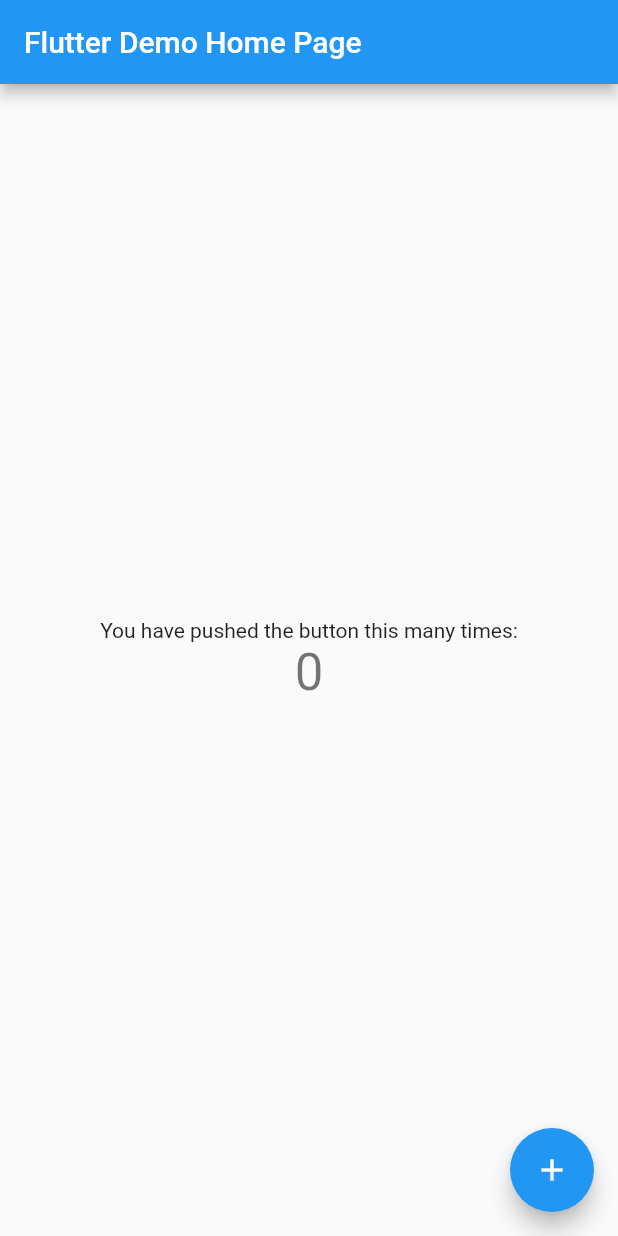
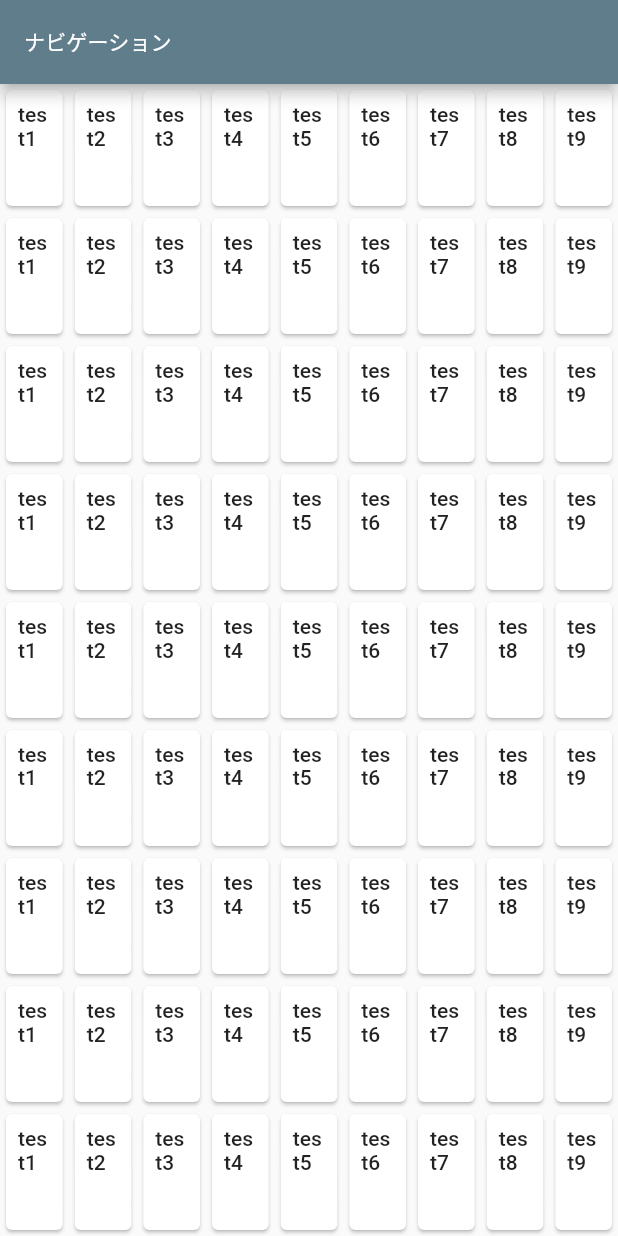
Before and after one commit to yamap62/flutter_sample, a Flutter app: the screen it shows after launch, on a phone screen of 412 x 824 dp. Run offline on Flutter 3.47's test engine with Material 2 defaults, Android fonts, the phone set to English and light mode, and no system bars.

Commit message:
create first page sheet

```diff
--- /dev/null
+++ b/lib/components/panel.dart
@@ -0,0 +1,45 @@
+import 'package:flutter/material.dart';
+
+class Panel extends StatefulWidget {
+  Panel({Key? key, required this.text}) : super(key: key);
+  final String text;
+  @override
+  _PanelState createState() => _PanelState();
+}
+
+class _PanelState extends State<Panel> {
+  @override
+  Widget build(BuildContext context) {
+    final textTheme = Theme.of(context).textTheme;
+
+    return Expanded(
+      child: Card(
+        child: Stack(
+          children: [
+            Column(
+              crossAxisAlignment: CrossAxisAlignment.stretch,
+              children: [
+                Padding(
+                  padding: const EdgeInsets.all(8),
+                  child: Column(
+                    crossAxisAlignment: CrossAxisAlignment.start,
+                    children: [
+                      Text(
+                        widget.text,
+                        style: textTheme.bodyText1,
+                      ),
+                    ],
+                  ),
+                ),
+              ],
+            ),
+            InkWell(
+              splashColor: Colors.black38,
+              onTap: () {},
+            ),
+          ],
+        ),
+      ),
+    );
+  }
+}
--- a/lib/main.dart
+++ b/lib/main.dart
@@ -1,113 +1,19 @@
 import 'package:flutter/material.dart';
+import 'package:sample_app/pages/all_panel.dart';
 
 void main() {
-  runApp(MyApp());
+  runApp(SampleApp());
 }
 
-class MyApp extends StatelessWidget {
-  // This widget is the root of your application.
+class SampleApp extends StatelessWidget {
   @override
   Widget build(BuildContext context) {
     return MaterialApp(
-      title: 'Flutter Demo',
+      title: 'Mandala Chart',
       theme: ThemeData(
-        // This is the theme of your application.
-        //
-        // Try running your application with "flutter run". You'll see the
-        // application has a blue toolbar. Then, without quitting the app, try
-        // changing the primarySwatch below to Colors.green and then invoke
-        // "hot reload" (press "r" in the console where you ran "flutter run",
-        // or simply save your changes to "hot reload" in a Flutter IDE).
-        // Notice that the counter didn't reset back to zero; the application
-        // is not restarted.
-        primarySwatch: Colors.blue,
+        primarySwatch: Colors.blueGrey,
       ),
-      home: MyHomePage(title: 'Flutter Demo Home Page'),
+      home: AllPanelPage(),
     );
   }
 }
-
-class MyHomePage extends StatefulWidget {
-  MyHomePage({Key? key, required this.title}) : super(key: key);
-
-  // This widget is the home page of your application. It is stateful, meaning
-  // that it has a State object (defined below) that contains fields that affect
-  // how it looks.
-
-  // This class is the configuration for the state. It holds the values (in this
-  // case the title) provided by the parent (in this case the App widget) and
-  // used by the build method of the State. Fields in a Widget subclass are
-  // always marked "final".
-
-  final String title;
-
-  @override
-  _MyHomePageState createState() => _MyHomePageState();
-}
-
-class _MyHomePageState extends State<MyHomePage> {
-  int _counter = 0;
-
-  void _incrementCounter() {
-    setState(() {
-      // This call to setState tells the Flutter framework that something has
-      // changed in this State, which causes it to rerun the build method below
-      // so that the display can reflect the updated values. If we changed
-      // _counter without calling setState(), then the build method would not be
-      // called again, and so nothing would appear to happen.
-      _counter++;
-    });
-  }
-
-  @override
-  Widget build(BuildContext context) {
-    // This method is rerun every time setState is called, for instance as done
-    // by the _incrementCounter method above.
-    //
-    // The Flutter framework has been optimized to make rerunning build methods
-    // fast, so that you can just rebuild anything that needs updating rather
-    // than having to individually change instances of widgets.
-    return Scaffold(
-      appBar: AppBar(
-        // Here we take the value from the MyHomePage object that was created by
-        // the App.build method, and use it to set our appbar title.
-        title: Text(widget.title),
-      ),
-      body: Center(
-        // Center is a layout widget. It takes a single child and positions it
-        // in the middle of the parent.
-        child: Column(
-          // Column is also a layout widget. It takes a list of children and
-          // arranges them vertically. By default, it sizes itself to fit its
-          // children horizontally, and tries to be as tall as its parent.
-          //
-          // Invoke "debug painting" (press "p" in the console, choose the
-          // "Toggle Debug Paint" action from the Flutter Inspector in Android
-          // Studio, or the "Toggle Debug Paint" command in Visual Studio Code)
-          // to see the wireframe for each widget.
-          //
-          // Column has various properties to control how it sizes itself and
-          // how it positions its children. Here we use mainAxisAlignment to
-          // center the children vertically; the main axis here is the vertical
-          // axis because Columns are vertical (the cross axis would be
-          // horizontal).
-          mainAxisAlignment: MainAxisAlignment.center,
-          children: <Widget>[
-            Text(
-              'You have pushed the button this many times:',
-            ),
-            Text(
-              '$_counter',
-              style: Theme.of(context).textTheme.headline4,
-            ),
-          ],
-        ),
-      ),
-      floatingActionButton: FloatingActionButton(
-        onPressed: _incrementCounter,
-        tooltip: 'Increment',
-        child: Icon(Icons.add),
-      ), // This trailing comma makes auto-formatting nicer for build methods.
-    );
-  }
-}
--- /dev/null
+++ b/lib/pages/all_panel.dart
@@ -0,0 +1,77 @@
+import 'package:flutter/material.dart';
+import 'package:sample_app/components/panel.dart';
+
+class AllPanelPage extends StatefulWidget {
+  AllPanelPage({Key? key}) : super(key: key);
+
+  @override
+  _AllPanelPageState createState() => _AllPanelPageState();
+}
+
+class _AllPanelPageState extends State<AllPanelPage> {
+  @override
+  Widget build(BuildContext context) {
+    return Scaffold(
+        appBar: AppBar(
+          automaticallyImplyLeading: false,
+          title: Column(
+            children: [
+              Text(
+                'ナビゲーション',
+                style: Theme.of(context)
+                    .textTheme
+                    .subtitle2
+                    ?.copyWith(color: Colors.white),
+              ),
+            ],
+          ),
+        ),
+        body: Column(
+          children: [
+            ...List.generate(
+              9,
+              (index) => Expanded(
+                child: Row(
+                  crossAxisAlignment: CrossAxisAlignment.stretch,
+                  children: [
+                    Panel(text: 'test1'),
+                    Panel(text: 'test2'),
+                    Panel(text: 'test3'),
+                    Panel(text: 'test4'),
+                    Panel(text: 'test5'),
+                    Panel(text: 'test6'),
+                    Panel(text: 'test7'),
+                    Panel(text: 'test8'),
+                    Panel(text: 'test9'),
+                  ],
+                ),
+              ),
+            ),
+          ],
+        )
+
+        // bottomNavigationBar: BottomNavigationBar(
+        //   currentIndex: _pageIndex,
+        //   onTap: (selectedIndex) {
+        //     setState(() {
+        //       _pageIndex = selectedIndex;
+        //     });
+        //   },
+        //   items: [
+        //     BottomNavigationBarItem(
+        //       icon: const Icon(Icons.photo_library),
+        //       label: localizations.demoFadeThroughAlbumsDestination,
+        //     ),
+        //     BottomNavigationBarItem(
+        //       icon: const Icon(Icons.photo),
+        //       label: localizations.demoFadeThroughPhotosDestination,
+        //     ),
+        //     BottomNavigationBarItem(
+        //       icon: const Icon(Icons.search),
+        //       label: localizations.demoFadeThroughSearchDestination,
+        //     ),
+        //   ],
+        // ),
+        );
+  }
+}
--- /dev/null
+++ b/lib/pages/part_panel.dart
@@ -0,0 +1,30 @@
+import 'package:flutter/material.dart';
+import 'package:sample_app/components/panel.dart';
+
+class PartPanelPage extends StatefulWidget {
+  PartPanelPage({Key? key, required this.location}) : super(key: key);
+  final String location;
+  @override
+  _PartPanelPageState createState() => _PartPanelPageState();
+}
+
+class _PartPanelPageState extends State<PartPanelPage> {
+  @override
+  Widget build(BuildContext context) {
+    return Column(
+      children: [
+        ...List.generate(
+          3,
+          (index) => Expanded(
+            child: Row(
+              crossAxisAlignment: CrossAxisAlignment.stretch,
+              children: [
+                Panel(text: 'test'),
+              ],
+            ),
+          ),
+        ),
+      ],
+    );
+  }
+}
```
Also changed, not shown: pubspec.yaml (+3 -63 lines), pubspec.lock, 4 other files.
